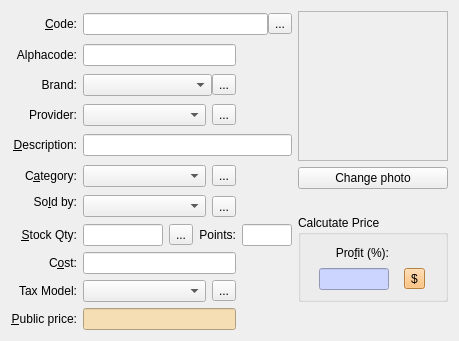
Before: the Qt Designer form squeeze/src/ui/producteditor.ui in miguelchavez/lemonpos, drawn with Qt 5.
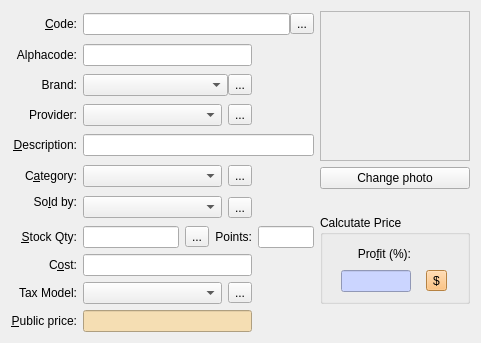
After: the same form once the commit is applied.

What changed in the file:
```diff
--- a/squeeze/src/ui/producteditor.ui
+++ b/squeeze/src/ui/producteditor.ui
@@ -6,8 +6,8 @@
    <rect>
     <x>0</x>
     <y>0</y>
-    <width>445</width>
-    <height>341</height>
+    <width>481</width>
+    <height>343</height>
    </rect>
   </property>
   <property name="sizePolicy">
```
Left out of the diff: 2 changed lines with no effect on the pictures.
